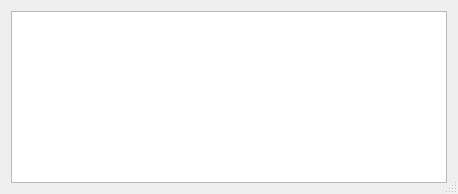
This is src/pymovie/helpDialog.ui in bob-anderson-ok/pymovie as Qt 5 draws it before an edit. The edited form follows.
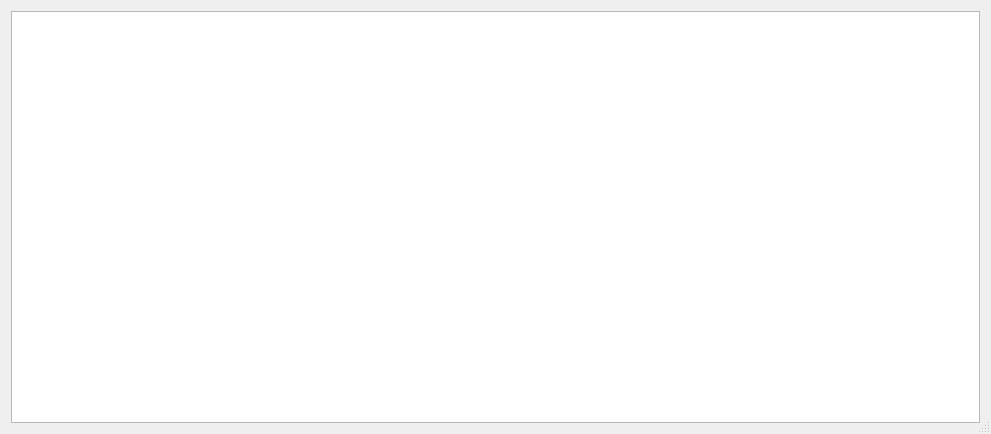
This is the edited form.

```diff
--- a/src/pymovie/helpDialog.ui
+++ b/src/pymovie/helpDialog.ui
@@ -6,8 +6,8 @@
    <rect>
     <x>0</x>
     <y>0</y>
-    <width>458</width>
-    <height>194</height>
+    <width>991</width>
+    <height>434</height>
    </rect>
   </property>
   <property name="windowTitle">
```
Left out of the diff: 5 changed lines with no effect on the pictures.
